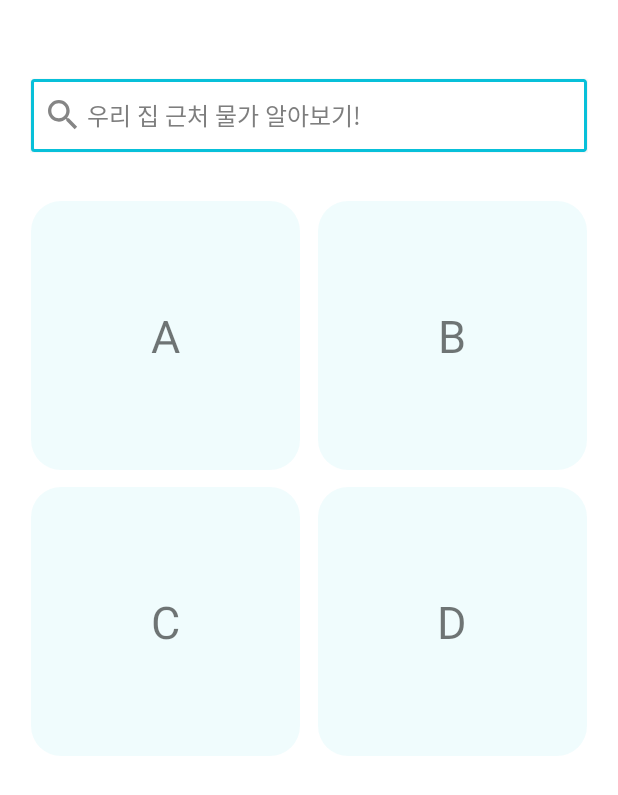
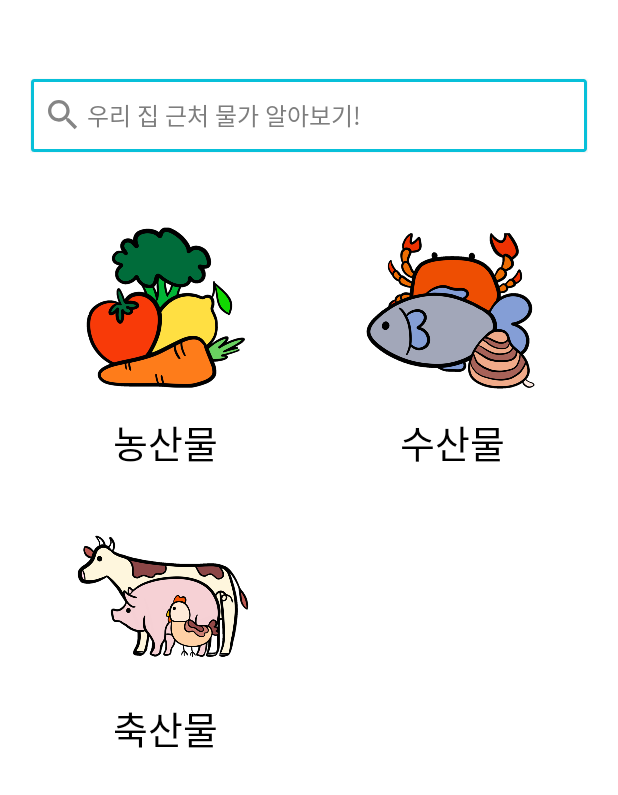
Before and after one commit to mulkamolka/mm-app, an Android app: the screen it shows after launch (MainActivity), on a phone screen of 412 x 824 dp. Shown: the top 795 px of the screen. Run offline under Robolectric (Android 15) with nearby library versions, the phone set to English and light mode, and no system bars.

Commit message:
update Category Icon

```diff
--- a/app/src/main/java/com/mm/android/home/fragment/HomeCategoryFragment.kt
+++ b/app/src/main/java/com/mm/android/home/fragment/HomeCategoryFragment.kt
@@ -36,29 +36,29 @@ class HomeCategoryFragment : Fragment() {
         // 로딩화면 생성
         dialog = DialogActivity(container!!.context)
 
-        binding.categoryA.setOnClickListener {
+        binding.agricCategory.setOnClickListener {
             dialog.show()
             val intent = Intent(activity, CategoryAActivity::class.java)
             getCategoryItemRank(intent, "agric")
         }
 
 
-        binding.categoryB.setOnClickListener {
+        binding.seaCategory.setOnClickListener {
             val intent = Intent(activity, CategoryBActivity::class.java)
-            getCategoryItemRank(intent, binding.categoryB.text.toString())
-            startActivity(intent)
+//            getCategoryItemRank(intent, binding.categoryB.text.toString())
+//            startActivity(intent)
         }
 
-        binding.categoryC.setOnClickListener {
+        binding.livestockCategory.setOnClickListener {
             val intent = Intent(activity, CategoryCActivity::class.java)
-            getCategoryItemRank(intent, binding.categoryC.text.toString())
-            startActivity(intent)
+//            getCategoryItemRank(intent, binding.categoryC.text.toString())
+//            startActivity(intent)
         }
 
-        binding.categoryD.setOnClickListener {
+        binding.emptyCategory.setOnClickListener {
             val intent = Intent(activity, CategoryDActivity::class.java)
-            getCategoryItemRank(intent, binding.categoryD.text.toString())
-            startActivity(intent)
+//            getCategoryItemRank(intent, binding.categoryD.text.toString())
+//            startActivity(intent)
         }
 
         return view
--- a/app/src/main/res/layout/fragment_home_category.xml
+++ b/app/src/main/res/layout/fragment_home_category.xml
@@ -6,63 +6,130 @@
     android:layout_height="match_parent"
     tools:context=".home.fragment.HomeCategoryFragment">
 
-    <TextView
-        android:id="@+id/category_A"
-        android:text="A"
-        android:gravity="center"
-        android:textSize="30sp"
+    <androidx.constraintlayout.widget.ConstraintLayout
+        android:id="@+id/agric_category"
         android:layout_width="0dp"
         android:layout_height="0dp"
         android:layout_marginRight="5dp"
-        android:background="@drawable/category_view_outline"
         app:layout_constraintDimensionRatio="1"
         app:layout_constraintEnd_toStartOf="@+id/guideline8"
         app:layout_constraintStart_toStartOf="parent"
-        app:layout_constraintTop_toTopOf="parent"/>
+        app:layout_constraintTop_toTopOf="parent">
 
-    <TextView
-        android:id="@+id/category_B"
-        android:text="B"
-        android:gravity="center"
-        android:textSize="30sp"
+        <ImageView
+            android:id="@+id/agric_image"
+            android:layout_width="0dp"
+            android:layout_height="0dp"
+            android:layout_margin="10dp"
+            android:src="@drawable/agric_icon"
+            app:layout_constraintBottom_toTopOf="@+id/agric_name"
+            app:layout_constraintEnd_toEndOf="parent"
+            app:layout_constraintStart_toStartOf="parent"
+            app:layout_constraintTop_toTopOf="parent" />
+
+        <TextView
+            android:id="@+id/agric_name"
+            android:layout_width="wrap_content"
+            android:layout_height="wrap_content"
+            android:gravity="bottom|center_horizontal"
+            android:text="농산물"
+            android:textColor="@color/black"
+            android:textSize="25sp"
+            app:layout_constraintBottom_toBottomOf="parent"
+            app:layout_constraintEnd_toEndOf="parent"
+            app:layout_constraintStart_toStartOf="parent"
+            app:layout_constraintTop_toBottomOf="@id/agric_image" />
+
+
+    </androidx.constraintlayout.widget.ConstraintLayout>
+
+    <androidx.constraintlayout.widget.ConstraintLayout
+        android:id="@+id/sea_category"
         android:layout_width="0dp"
         android:layout_height="0dp"
         android:layout_marginLeft="5dp"
-        android:background="@drawable/category_view_outline"
         app:layout_constraintDimensionRatio="1"
         app:layout_constraintEnd_toEndOf="parent"
         app:layout_constraintStart_toStartOf="@+id/guideline8"
-        app:layout_constraintTop_toTopOf="parent"/>
+        app:layout_constraintTop_toTopOf="parent">
 
-    <TextView
-        android:id="@+id/category_C"
-        android:text="C"
-        android:gravity="center"
-        android:textSize="30sp"
+        <ImageView
+            android:id="@+id/sea_image"
+            android:layout_width="0dp"
+            android:layout_height="0dp"
+            android:layout_margin="10dp"
+            android:src="@drawable/sea_icon"
+            app:layout_constraintBottom_toTopOf="@+id/sea_name"
+            app:layout_constraintEnd_toEndOf="parent"
+            app:layout_constraintStart_toStartOf="parent"
+            app:layout_constraintTop_toTopOf="parent" />
+
+        <TextView
+            android:id="@+id/sea_name"
+            android:layout_width="wrap_content"
+            android:layout_height="wrap_content"
+            android:gravity="bottom|center_horizontal"
+            android:text="수산물"
+            android:textColor="@color/black"
+            android:textSize="25sp"
+            app:layout_constraintBottom_toBottomOf="parent"
+            app:layout_constraintEnd_toEndOf="parent"
+            app:layout_constraintStart_toStartOf="parent"
+            app:layout_constraintTop_toBottomOf="@id/sea_image" />
+
+    </androidx.constraintlayout.widget.ConstraintLayout>
+
+
+    <androidx.constraintlayout.widget.ConstraintLayout
+        android:id="@+id/livestock_category"
         android:layout_width="0dp"
         android:layout_height="0dp"
         android:layout_marginTop="10dp"
         android:layout_marginRight="5dp"
-        android:background="@drawable/category_view_outline"
         app:layout_constraintDimensionRatio="1"
         app:layout_constraintEnd_toStartOf="@+id/guideline8"
         app:layout_constraintStart_toStartOf="parent"
-        app:layout_constraintTop_toBottomOf="@+id/category_A" />
+        app:layout_constraintTop_toBottomOf="@+id/agric_category">
 
-    <TextView
-        android:id="@+id/category_D"
-        android:text="D"
-        android:gravity="center"
-        android:textSize="30sp"
+        <ImageView
+            android:id="@+id/livestock_image"
+            android:layout_width="0dp"
+            android:layout_height="0dp"
+            android:layout_margin="10dp"
+            android:src="@drawable/livestock_icon"
+            app:layout_constraintBottom_toTopOf="@+id/livestock_name"
+            app:layout_constraintEnd_toEndOf="parent"
+            app:layout_constraintStart_toStartOf="parent"
+            app:layout_constraintTop_toTopOf="parent" />
+
+        <TextView
+            android:id="@+id/livestock_name"
+            android:layout_width="wrap_content"
+            android:layout_height="wrap_content"
+            android:gravity="bottom|center_horizontal"
+            android:text="축산물"
+            android:textColor="@color/black"
+            android:textSize="25sp"
+            app:layout_constraintBottom_toBottomOf="parent"
+            app:layout_constraintEnd_toEndOf="parent"
+            app:layout_constraintStart_toStartOf="parent"
+            app:layout_constraintTop_toBottomOf="@id/livestock_image" />
+
+    </androidx.constraintlayout.widget.ConstraintLayout>
+
+    <androidx.constraintlayout.widget.ConstraintLayout
+        android:id="@+id/empty_category"
         android:layout_width="0dp"
         android:layout_height="0dp"
         android:layout_marginLeft="5dp"
         android:layout_marginTop="10dp"
-        android:background="@drawable/category_view_outline"
         app:layout_constraintDimensionRatio="1"
         app:layout_constraintEnd_toEndOf="parent"
         app:layout_constraintStart_toStartOf="@+id/guideline8"
-        app:layout_constraintTop_toBottomOf="@+id/category_B" />
+        app:layout_constraintTop_toBottomOf="@+id/sea_category">
+
+
+    </androidx.constraintlayout.widget.ConstraintLayout>
 
     <androidx.constraintlayout.widget.Guideline
         android:id="@+id/guideline8"
```
